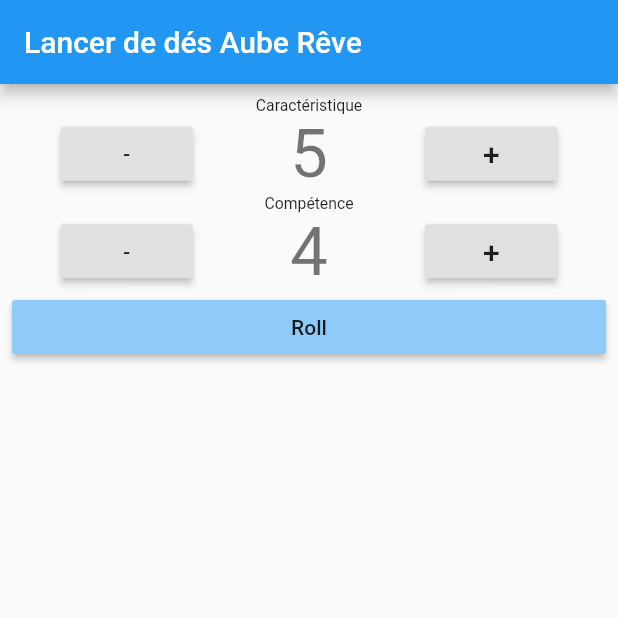
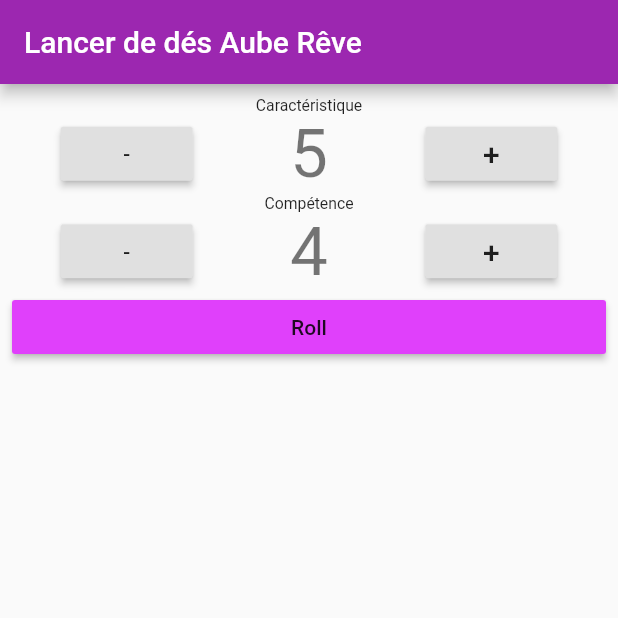
Before and after one commit to Neamar/aube_reve, a Flutter app: the screen it shows after launch, on a phone screen of 412 x 824 dp, the top half of it. Run offline on Flutter 3.47's test engine with Material 2 defaults, Android fonts, the phone set to English and light mode, and no system bars.

Commit message:
Purple theme

```diff
--- a/lib/main.dart
+++ b/lib/main.dart
@@ -8,9 +8,12 @@ class MyApp extends StatelessWidget {
   @override
   Widget build(BuildContext context) {
     return MaterialApp(
-      title: 'Aube Rêve',
-      home: DiceRoller(),
-    );
+        title: 'Aube Rêve',
+        home: DiceRoller(),
+        theme: ThemeData(
+          primaryColor: Colors.purple,
+          backgroundColor: Colors.purpleAccent
+        ));
   }
 }
 
@@ -61,7 +64,7 @@ class DiceRollerState extends State<DiceRoller> {
         if (roll > 10 - skillValue) {
           currentResult++;
         }
-        if(roll == 10) {
+        if (roll == 10) {
           tenCount++;
         }
         valueJustUpdated = true;
@@ -110,14 +113,13 @@ class DiceRollerState extends State<DiceRoller> {
                       child: AnimatedDefaultTextStyle(
                 duration: new Duration(milliseconds: 200),
                 style: Theme.of(context).textTheme.display1.copyWith(
-                    fontSize:
-                        valueJustUpdated ? 135 : 100,
+                    fontSize: valueJustUpdated ? 135 : 100,
                     color: tenCount >= 3 ? Colors.green : Colors.black),
                 child: Text(currentResult != -1 ? '$currentResult' : '',
                     textAlign: TextAlign.center),
               ))),
               Text(
-                currentResult != -1 ? '($tenCount dix)' : '',
+                currentResult != -1 && tenCount >= 2 ? '($tenCount dix)' : '',
               ),
             ],
           ),
```
